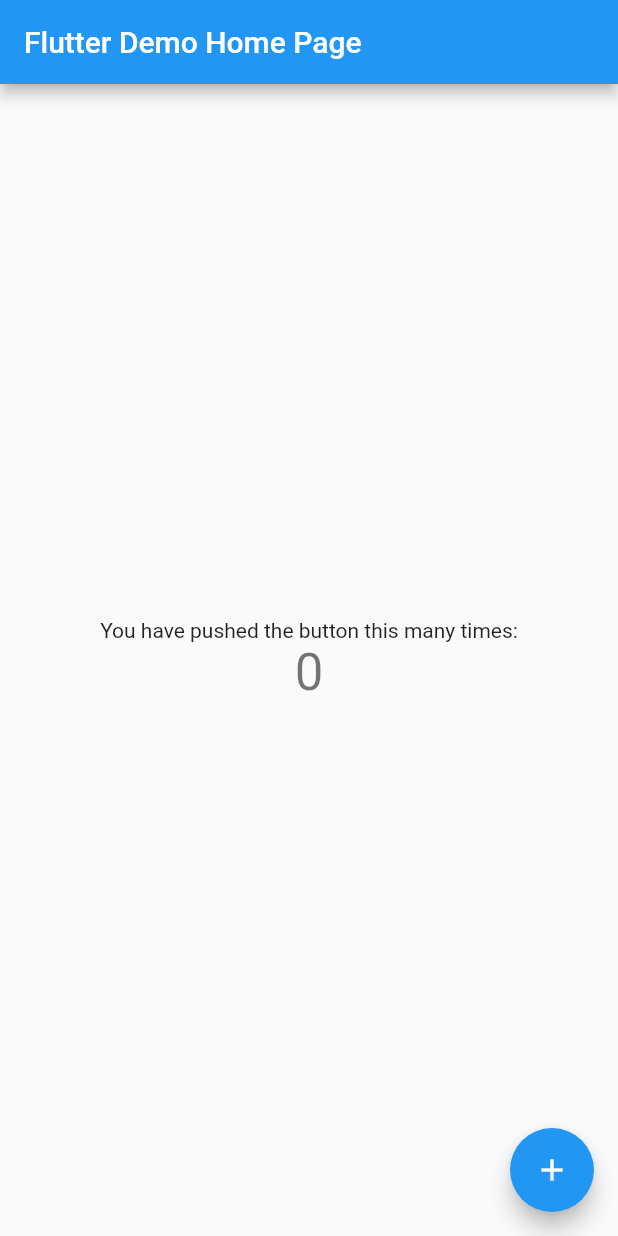
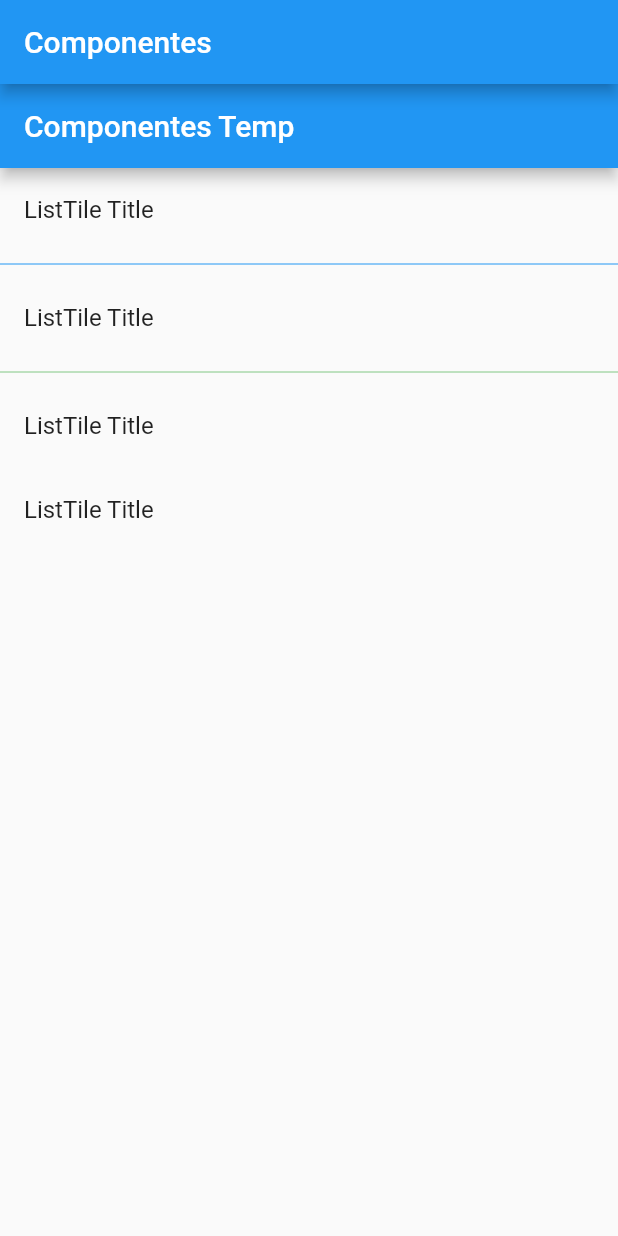
Before and after one commit to elizabeth0809/FlutterComponentes, a Flutter app: the screen it shows after launch, on a phone screen of 412 x 824 dp. Run offline on Flutter 3.47's test engine with Material 2 defaults, Android fonts, the phone set to English and light mode, and no system bars.

Commit message:
componetes de flutter

```diff
--- a/lib/main.dart
+++ b/lib/main.dart
@@ -1,117 +1,20 @@
+import 'package:eliza_aplicacion/src/pages/home_temp.dart';
 import 'package:flutter/material.dart';
 
-void main() {
-  runApp(MyApp());
-}
+void main() => runApp(MyApp());
 
 class MyApp extends StatelessWidget {
-  // This widget is the root of your application.
   @override
   Widget build(BuildContext context) {
     return MaterialApp(
-      title: 'Flutter Demo',
-      theme: ThemeData(
-        // This is the theme of your application.
-        //
-        // Try running your application with "flutter run". You'll see the
-        // application has a blue toolbar. Then, without quitting the app, try
-        // changing the primarySwatch below to Colors.green and then invoke
-        // "hot reload" (press "r" in the console where you ran "flutter run",
-        // or simply save your changes to "hot reload" in a Flutter IDE).
-        // Notice that the counter didn't reset back to zero; the application
-        // is not restarted.
-        primarySwatch: Colors.blue,
-        // This makes the visual density adapt to the platform that you run
-        // the app on. For desktop platforms, the controls will be smaller and
-        // closer together (more dense) than on mobile platforms.
-        visualDensity: VisualDensity.adaptivePlatformDensity,
+      title: 'Componentes App',
+      debugShowCheckedModeBanner: false, //Esto elimina la cinta roja de el banner
+      home: Scaffold(
+        appBar: AppBar(
+          title: Text('Componentes'),
+        ),
+        body: HomePageTemp()
       ),
-      home: MyHomePage(title: 'Flutter Demo Home Page'),
     );
   }
 }
-
-class MyHomePage extends StatefulWidget {
-  MyHomePage({Key key, this.title}) : super(key: key);
-
-  // This widget is the home page of your application. It is stateful, meaning
-  // that it has a State object (defined below) that contains fields that affect
-  // how it looks.
-
-  // This class is the configuration for the state. It holds the values (in this
-  // case the title) provided by the parent (in this case the App widget) and
-  // used by the build method of the State. Fields in a Widget subclass are
-  // always marked "final".
-
-  final String title;
-
-  @override
-  _MyHomePageState createState() => _MyHomePageState();
-}
-
-class _MyHomePageState extends State<MyHomePage> {
-  int _counter = 0;
-
-  void _incrementCounter() {
-    setState(() {
-      // This call to setState tells the Flutter framework that something has
-      // changed in this State, which causes it to rerun the build method below
-      // so that the display can reflect the updated values. If we changed
-      // _counter without calling setState(), then the build method would not be
-      // called again, and so nothing would appear to happen.
-      _counter++;
-    });
-  }
-
-  @override
-  Widget build(BuildContext context) {
-    // This method is rerun every time setState is called, for instance as done
-    // by the _incrementCounter method above.
-    //
-    // The Flutter framework has been optimized to make rerunning build methods
-    // fast, so that you can just rebuild anything that needs updating rather
-    // than having to individually change instances of widgets.
-    return Scaffold(
-      appBar: AppBar(
-        // Here we take the value from the MyHomePage object that was created by
-        // the App.build method, and use it to set our appbar title.
-        title: Text(widget.title),
-      ),
-      body: Center(
-        // Center is a layout widget. It takes a single child and positions it
-        // in the middle of the parent.
-        child: Column(
-          // Column is also a layout widget. It takes a list of children and
-          // arranges them vertically. By default, it sizes itself to fit its
-          // children horizontally, and tries to be as tall as its parent.
-          //
-          // Invoke "debug painting" (press "p" in the console, choose the
-          // "Toggle Debug Paint" action from the Flutter Inspector in Android
-          // Studio, or the "Toggle Debug Paint" command in Visual Studio Code)
-          // to see the wireframe for each widget.
-          //
-          // Column has various properties to control how it sizes itself and
-          // how it positions its children. Here we use mainAxisAlignment to
-          // center the children vertically; the main axis here is the vertical
-          // axis because Columns are vertical (the cross axis would be
-          // horizontal).
-          mainAxisAlignment: MainAxisAlignment.center,
-          children: <Widget>[
-            Text(
-              'You have pushed the button this many times:',
-            ),
-            Text(
-              '$_counter',
-              style: Theme.of(context).textTheme.headline4,
-            ),
-          ],
-        ),
-      ),
-      floatingActionButton: FloatingActionButton(
-        onPressed: _incrementCounter,
-        tooltip: 'Increment',
-        child: Icon(Icons.add),
-      ), // This trailing comma makes auto-formatting nicer for build methods.
-    );
-  }
-}
--- /dev/null
+++ b/lib/src/pages/home_temp.dart
@@ -0,0 +1,31 @@
+import 'package:flutter/material.dart';
+
+class HomePageTemp extends StatelessWidget {
+  @override
+  Widget build(BuildContext context) {
+    return Scaffold(
+      appBar: AppBar(
+        title: Text('Componentes Temp'),
+      ),
+      body: ListView(
+        children:<Widget> [
+          ListTile(
+            title: Text('ListTile Title'),
+          ),
+          Divider(color: Colors.blue), //Linea COLOR AZUL
+           ListTile(
+            title: Text('ListTile Title'),
+          ),
+          Divider(color: Colors.green[300]),
+           ListTile(
+            title: Text('ListTile Title'),
+          ),
+           ListTile(
+            title: Text('ListTile Title'),
+          ),
+        ],
+
+      ),
+    );
+  }
+}
```
Also changed, not shown: 1 other file.
